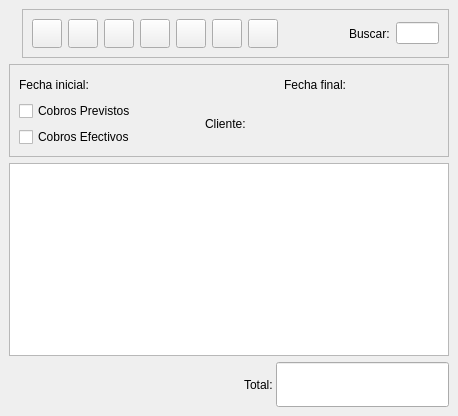
Qt form bulmages/bulmafact/src/cobroslistbase.ui (eboladev/Bulmages-1) before a commit.
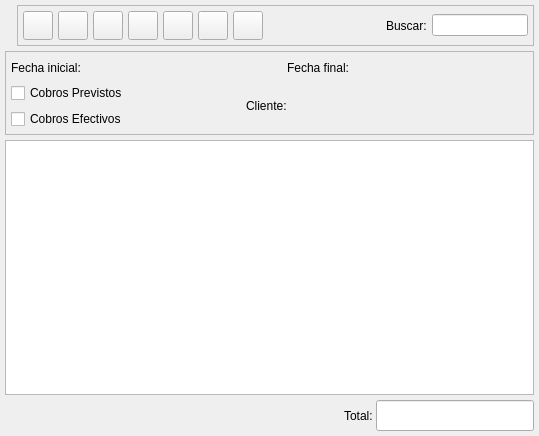
The same form after that commit. Icons and pictures are not drawn. Custom widgets are drawn as their Qt base class.

The edit to the form file:
```diff
--- a/bulmages/bulmafact/src/cobroslistbase.ui
+++ b/bulmages/bulmafact/src/cobroslistbase.ui
@@ -11,8 +11,8 @@
    <rect>
     <x>0</x>
     <y>0</y>
-    <width>458</width>
-    <height>416</height>
+    <width>539</width>
+    <height>436</height>
    </rect>
   </property>
   <property name="windowTitle" >
@@ -23,10 +23,10 @@
   </property>
   <layout class="QVBoxLayout" >
    <property name="margin" >
-    <number>9</number>
+    <number>5</number>
    </property>
    <property name="spacing" >
-    <number>6</number>
+    <number>5</number>
    </property>
    <item>
     <layout class="QHBoxLayout" >
@@ -34,7 +34,7 @@
       <number>0</number>
      </property>
      <property name="spacing" >
-      <number>6</number>
+      <number>5</number>
      </property>
      <item>
       <widget class="QLabel" name="label" >
@@ -56,10 +56,10 @@
        </property>
        <layout class="QHBoxLayout" >
         <property name="margin" >
-         <number>9</number>
+         <number>5</number>
         </property>
         <property name="spacing" >
-         <number>6</number>
+         <number>5</number>
         </property>
         <item>
          <widget class="QToolButton" name="mui_crear" >
@@ -227,7 +227,7 @@
            <enum>Qt::Horizontal</enum>
           </property>
           <property name="sizeType" >
-           <enum>QSizePolicy::Expanding</enum>
+           <enum>QSizePolicy::Ignored</enum>
           </property>
           <property name="sizeHint" >
            <size>
@@ -262,10 +262,10 @@
      </property>
      <layout class="QVBoxLayout" >
       <property name="margin" >
-       <number>9</number>
+       <number>5</number>
       </property>
       <property name="spacing" >
-       <number>6</number>
+       <number>5</number>
       </property>
       <item>
        <layout class="QHBoxLayout" >
@@ -450,7 +450,7 @@
        <property name="font" >
         <font>
          <family>Sans Serif</family>
-         <pointsize>20</pointsize>
+         <pointsize>12</pointsize>
          <weight>75</weight>
          <italic>false</italic>
          <bold>true</bold>
@@ -472,14 +472,14 @@
  <customwidgets>
   <customwidget>
    <class>BusquedaFecha</class>
-   <extends></extends>
+   <extends>QWidget</extends>
    <header>../../../bulmalib/busquedafecha.h</header>
    <container>0</container>
    <pixmap></pixmap>
   </customwidget>
   <customwidget>
    <class>BusquedaCliente</class>
-   <extends></extends>
+   <extends>QWidget</extends>
    <header>busquedacliente.h</header>
    <container>0</container>
    <pixmap></pixmap>
```
Left out of the diff: 17 changed lines with no effect on the pictures.
